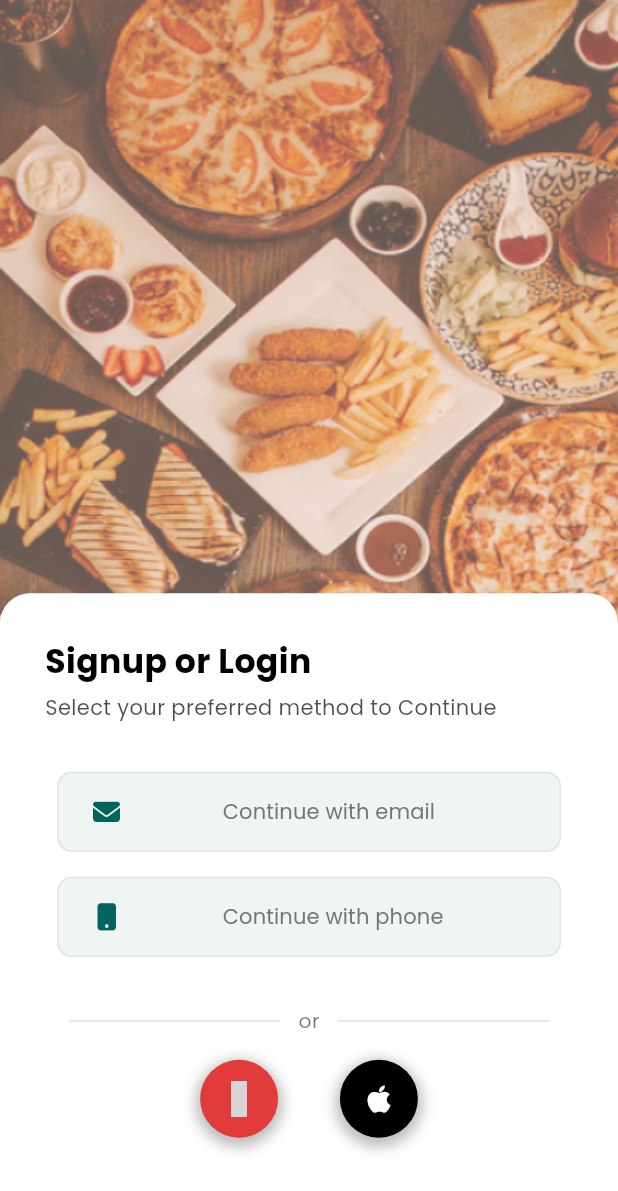
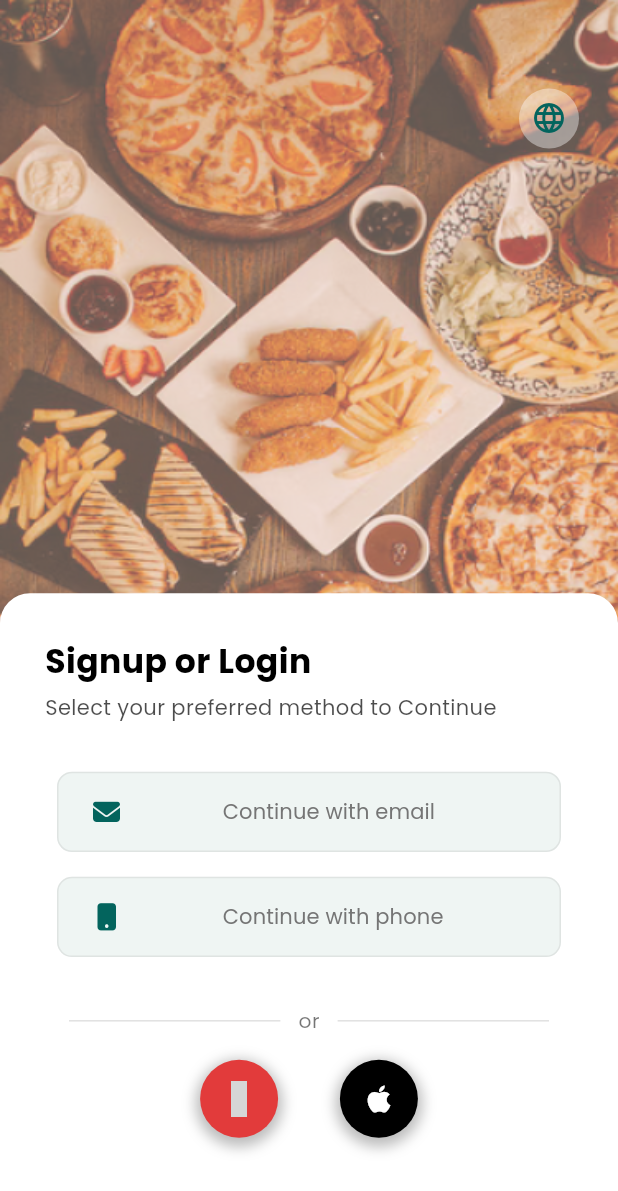
Before and after one commit to shahid31346/Suvastu-food, a Flutter app: the screen it shows after launch, on a phone screen of 412 x 824 dp. Shown: the top 1191 px of the screen. Run offline on Flutter 3.47's test engine with Material 3 defaults, Android fonts, the phone set to English and light mode, and no system bars; our stand-ins replace animated_bottom_navigation_bar, badges, buttons_tabbar, cached_network_image, firebase_core, firebase_crashlytics and 12 more; missing offline and left inert: animated_snack_bar; accounts and stored records are empty; grey boxes are pictures that could not be loaded.

Commit message:
screens main orders

```diff
--- a/lib/main.dart
+++ b/lib/main.dart
@@ -10,19 +10,20 @@
 import 'package:suvastufood/user_side/screen/auth_screens/get_started_screen.dart';
 import 'package:suvastufood/user_side/screen/auth_screens/login_screen.dart';
 import 'package:suvastufood/utils/const.dart';
+import 'package:suvastufood/utils/translation.dart';
 
 void main() async {
   WidgetsFlutterBinding.ensureInitialized();
   await Firebase.initializeApp(
-     options: DefaultFirebaseOptions.currentPlatform,
+    options: DefaultFirebaseOptions.currentPlatform,
   );
-   await GetStorage.init();
-  runApp(const MyApp());
+  await GetStorage.init();
+  runApp(MyApp());
 }
 
 class MyApp extends StatelessWidget {
-  const MyApp({super.key});
-
+  MyApp({super.key});
+  final appData = GetStorage();
   // This widget is the root of your application.
   @override
   Widget build(BuildContext context) {
@@ -33,6 +34,10 @@
         useMaterial3: true,
         fontFamily: 'Poppins',
       ),
+      translations: Languages(), // Language translations
+      locale:
+          Locale(appData.read('language') ?? 'en'), // Default locale is English
+      fallbackLocale: Locale('en_US'), // Fallback locale is English
       debugShowCheckedModeBanner: false,
       home: GetStartedScreen(),
     );
--- a/lib/user_side/screen/auth_screens/get_started_screen.dart
+++ b/lib/user_side/screen/auth_screens/get_started_screen.dart
@@ -1,13 +1,26 @@
+import 'package:flutter/cupertino.dart';
 import 'package:flutter/material.dart';
+import 'package:flutter/painting.dart';
+import 'package:flutter/widgets.dart';
 import 'package:font_awesome_flutter/font_awesome_flutter.dart';
 import 'package:get/get.dart';
+import 'package:get_storage/get_storage.dart';
 import 'package:suvastufood/global/auth_social_buttons.dart';
 import 'package:suvastufood/global/elevated_button.dart';
+import 'package:suvastufood/user_side/controller/auth_controller/logout_contoller.dart';
+import 'package:suvastufood/user_side/controller/change_language_controller/change_language_controller.dart';
 import 'package:suvastufood/user_side/screen/auth_screens/login_screen.dart';
 import 'package:suvastufood/utils/const.dart';
 
-class GetStartedScreen extends StatelessWidget {
+class GetStartedScreen extends StatefulWidget {
   const GetStartedScreen({super.key});
+
+  @override
+  State<GetStartedScreen> createState() => _GetStartedScreenState();
+}
+
+class _GetStartedScreenState extends State<GetStartedScreen> {
+  bool _switchValue = false;
 
   @override
   Widget build(BuildContext context) {
@@ -32,7 +45,36 @@ class GetStartedScreen extends StatelessWidget {
         child: Column(
           children: [
             SizedBox(
-              height: mQ.height * 0.48,
+              height: mQ.height * 0.04,
+            ),
+            Container(
+              height: mQ.height * 0.44,
+              child: Column(
+                crossAxisAlignment: CrossAxisAlignment.end,
+                children: [
+                  Padding(
+                    padding: const EdgeInsets.all(26.0),
+                    child: Align(
+                      alignment: Alignment.bottomRight,
+                      child: InkWell(
+                        onTap: () {
+                          _changeLanguageBottomSheet(context);
+                        },
+                        child: Container(
+                          decoration: BoxDecoration(
+                            shape: BoxShape.circle,
+                            color: Colors.white.withOpacity(0.4),
+                          ),
+                          child: Padding(
+                            padding: const EdgeInsets.all(8.0),
+                            child: Icon(Icons.language, color: kPrimary),
+                          ),
+                        ),
+                      ),
+                    ),
+                  ),
+                ],
+              ),
             ),
             Container(
               height: mQ.height * 0.52,
@@ -116,3 +158,57 @@ class GetStartedScreen extends StatelessWidget {
     );
   }
 }
+
+///////////
+//////////
+//////////CHANGE LANGUAGE BOTTOM SHEET
+void _changeLanguageBottomSheet(BuildContext context) {
+  ChangeLanguageController changeLanguageController =
+      Get.put(ChangeLanguageController());
+  final appData = GetStorage();
+
+  showCupertinoModalPopup<void>(
+    context: context,
+    builder: (BuildContext context) => CupertinoActionSheet(
+      title: Text(
+        'Change Language',
+        style: const TextStyle(fontSize: 20),
+      ),
+      message: Text('Select the language you want to change'),
+      actions: <CupertinoActionSheetAction>[
+        CupertinoActionSheetAction(
+          isDefaultAction: true,
+          onPressed: () {
+            changeLanguageController.changeLanguage('en');
+
+            Navigator.pop(context); // Close the action sheet
+          },
+          child: Text(
+            'English',
+            style: TextStyle(color: kPrimary),
+          ),
+        ),
+        CupertinoActionSheetAction(
+          isDestructiveAction: true,
+          onPressed: () {
+            changeLanguageController.changeLanguage('ur');
+            Navigator.pop(context); // Close the action sheet
+          },
+          child: Text(
+            'Urdu',
+            style: TextStyle(color: Colors.black87),
+          ),
+        ),
+      ],
+      cancelButton: TextButton(
+        child: Text(
+          'cancel',
+          style: TextStyle(color: Theme.of(context).primaryColor),
+        ),
+        onPressed: () {
+          Get.back();
+        },
+      ),
+    ),
+  );
+}
--- a/lib/user_side/screen/home_screen/all_catergory.dart
+++ b/lib/user_side/screen/home_screen/all_catergory.dart
@@ -36,7 +36,7 @@ class _AllCategoryState extends State<AllCategory> {
         backgroundColor: kBgColor,
         centerTitle: true,
         title: Text(
-          'Category',
+          'Categories'.tr,
           style: TextStyle(fontWeight: FontWeight.w500, fontSize: 20),
         ),
       ),
--- a/lib/user_side/screen/home_screen/food_for_you.dart
+++ b/lib/user_side/screen/home_screen/food_for_you.dart
@@ -27,7 +27,7 @@ class FoodCardList extends StatelessWidget {
             mainAxisAlignment: MainAxisAlignment.spaceBetween,
             children: [
               Text(
-                'Food for you',
+                'Food for you'.tr,
                 style: TextStyle(fontSize: 18, fontWeight: FontWeight.bold),
               ),
               SizedBox(
@@ -37,7 +37,7 @@ class FoodCardList extends StatelessWidget {
                     Get.to(AllFoodForYou());
                   },
                   child: Text(
-                    'See All',
+                    'See All'.tr,
                     style:
                         TextStyle(color: kPrimary, fontWeight: FontWeight.w500),
                   ),
--- a/lib/user_side/screen/home_screen/home_screen.dart
+++ b/lib/user_side/screen/home_screen/home_screen.dart
@@ -226,7 +226,7 @@ class _HomeScreenState extends State<HomeScreen> {
                             ),
                             OutlinedButton(
                               child: Text(
-                                'refresh'.tr,
+                                'Refresh'.tr,
                                 style: TextStyle(
                                     color: Theme.of(context).primaryColor),
                               ),
--- a/lib/user_side/screen/home_screen/nearby_restaurants.dart
+++ b/lib/user_side/screen/home_screen/nearby_restaurants.dart
@@ -27,7 +27,7 @@ class NearbyRestaurants extends StatelessWidget {
             mainAxisAlignment: MainAxisAlignment.spaceBetween,
             children: [
               Text(
-                'Nearby Restaurants',
+                'Nearby Restaurants'.tr,
                 style: TextStyle(fontSize: 18, fontWeight: FontWeight.bold),
               ),
               // Text(
@@ -329,7 +329,7 @@ class NearbyRestaurants extends StatelessWidget {
                                     ),
                                     Text.rich(
                                       TextSpan(
-                                        text: 'Specialty: ',
+                                        text: 'specialty: ',
                                         style: TextStyle(
                                           color: kPrimary,
                                           fontWeight: FontWeight.w600,
--- a/lib/user_side/screen/home_screen/top_category.dart
+++ b/lib/user_side/screen/home_screen/top_category.dart
@@ -28,7 +28,7 @@ class TopCategory extends StatelessWidget {
             mainAxisAlignment: MainAxisAlignment.spaceBetween,
             children: [
               Text(
-                'Top Category',
+                'Top Categories'.tr,
                 style: TextStyle(fontSize: 18, fontWeight: FontWeight.bold),
               ),
               SizedBox(
@@ -38,7 +38,7 @@ class TopCategory extends StatelessWidget {
                     Get.to(AllCategory());
                   },
                   child: Text(
-                    'See All',
+                    'See All'.tr,
                     style:
                         TextStyle(color: kPrimary, fontWeight: FontWeight.w500),
                   ),
--- /dev/null
+++ b/lib/utils/translation.dart
@@ -0,0 +1,107 @@
+import 'package:get/get.dart';
+
+//language file
+class Languages extends Translations {
+  @override
+  Map<String, Map<String, String>> get keys => {
+        'ur': {
+          //Login
+          'Login with Phone': 'فون کے ساتھ لاگ ان کریں',
+          'Lets get started': 'آئیے شروع کرتے ہیں',
+          'Email': 'ای میل',
+          'Email required': 'ای میل ضروری ہے',
+          'Password required': 'پاس ورڈ ضروری ہے',
+          'Forgot Password?': 'پاس ورڈ بھول گئے؟',
+          'Login': 'لاگ ان',
+          'Dont have an account? ': 'کیا آپ کا اکاؤنٹ نہیں ہے؟ ',
+          'Sign up': 'سائن اپ کریں',
+          //Sign up
+          'Register': 'رجسٹر کریں',
+          'Full name': 'پورا نام',
+          'Full name required': 'پورا نام ضروری ہے',
+          'Phone number': 'فون نمبر',
+          'Phone number required': 'فون نمبر ضروری ہے',
+          'Already have an account? ': 'پہلے سے اکاؤنٹ ہے؟ ',
+          //Get started app
+          'Signup or Login': 'سائن اپ کریں یا لاگ ان کریں',
+          'Select your preferred method to Continue':
+              'جاری رکھنے کا اپنا پسندیدہ طریقہ منتخب کریں',
+          'Continue with email': 'ای میل کے ساتھ جاری رکھیں',
+          'Continue with phone': 'فون کے ساتھ جاری رکھیں',
+          //Forgot password
+          'Forgot password': 'پاس ورڈ بھول گئے',
+          'Send Code': 'کوڈ بھیجیں',
+          //Otp
+          'OTP': 'او ٹی پی',
+          'We have send the code to your email':
+              'ہم نے کوڈ آپ کے ای میل پر بھیج دیا ہے',
+          'Verify': 'تصدیق کریں',
+          'Resend OTP': 'او ٹی پی دوبارہ بھیجیں',
+          //Reset password
+          'Reset password': 'پاس ورڈ دوبارہ ترتیب دیں',
+          'Type new password': 'نیا پاس ورڈ لکھیں',
+          'Confirm password': 'پاس ورڈ کی تصدیق کریں',
+          'Confirm password required': 'پاس ورڈ کی تصدیق ضروری ہے',
+          'Reset Password': 'پاس ورڈ دوبارہ ترتیب دیں',
+          //Home screen
+          'Categories': 'اقسام',
+          'Top Categories': 'سب سے اوپر کی اقسام',
+          'Food for you': 'آپ کے لیے کھانا',
+          'See All': 'سب دیکھیں',
+          'Search restaurant, food': 'ریسٹورنٹ، کھانے کی تلاش کریں',
+          'No internet': 'انٹرنیٹ نہیں ہے',
+          'Refresh': 'تازہ کریں',
+          'Nearby Restaurants': 'قریبی ریسٹورنٹ',
+        },
+        'en': {
+          //Login
+          'Login with Phone': 'Login with Phone',
+          'Lets get started': 'Let\'s get started',
+          'Email': 'Email',
+          'Email required': 'Email required',
+          'Password required': 'Password required',
+          'Forgot Password?': 'Forgot Password?',
+          'Login': 'Login',
+          'Dont have an account? ': 'Don\'t have an account? ',
+          'Sign up': 'Sign up',
+          //Sign up
+          'Register': 'Register',
+          'Full name': 'Full name',
+          'Full name required': 'Full name required',
+          'Phone number': 'Phone number',
+          'Phone number required': 'Phone number required',
+          'Already have an account? ': 'Already have an account? ',
+
+          //Get started app
+          'Signup or Login': 'Signup or Login',
+          'Select your preferred method to Continue':
+              'Select your preferred method to Continue',
+          'Continue with email': 'Continue with email',
+          'Continue with phone': 'Continue with phone',
+          //Forgot password
+          'Forgot password': 'Forgot password',
+          'Send Code': 'Send Code',
+          //Otp
+          'OTP': 'OTP',
+          'We have send the code to your email':
+              'We\'ve send the code to your email',
+          'Verify': 'Verify',
+          'Resend OTP': 'Resend OTP',
+          //Reset password
+          'Reset password': 'Reset password',
+          'Type new password': 'Type new password',
+          'Confirm password': 'Confirm password',
+          'Confirm password required': 'Confirm password required',
+          'Reset Password': 'Reset Password',
+          //Home screen
+          'Categories': 'Categories',
+          'Top Categories': 'Top Categories',
+          'Food for you': 'Food for you',
+          'See All': 'See All',
+          'Search restaurant, food': 'Search restaurant, food',
+          'No internet': 'No internet',
+          'Refresh': 'Refresh',
+          'Nearby Restaurants': 'Nearby Restaurants',
+        },
+      };
+}
```
Also changed, not shown: lib/user_side/controller/change_language_controller/change_language_controller.dart (added, +36 -0 lines), lib/user_side/screen/auth_screens/forgot_password_screen.dart (+6 -6 lines), lib/user_side/screen/auth_screens/login_screen.dart (+12 -26 lines), lib/user_side/screen/auth_screens/otp_screen.dart (+4 -4 lines), lib/user_side/screen/auth_screens/register_screen.dart (+13 -13 lines), 1 other file.
